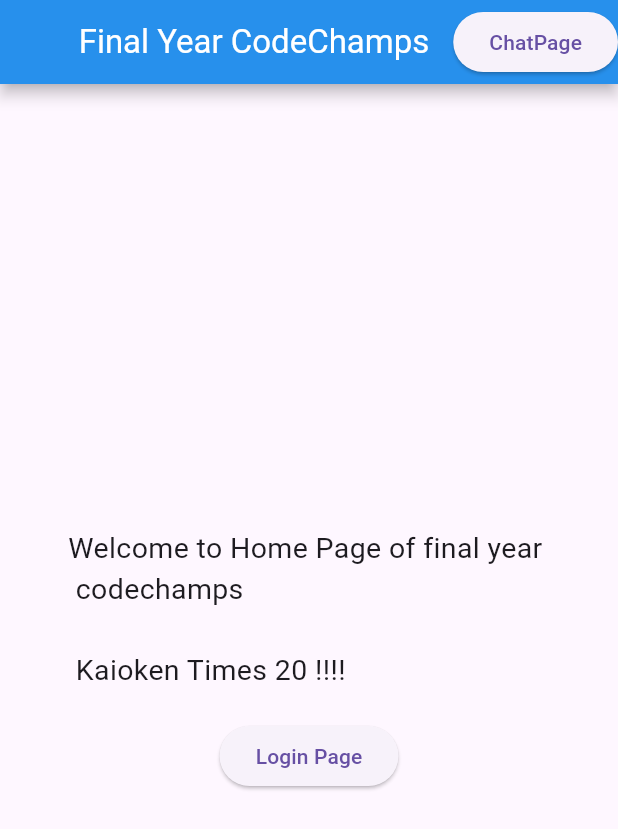
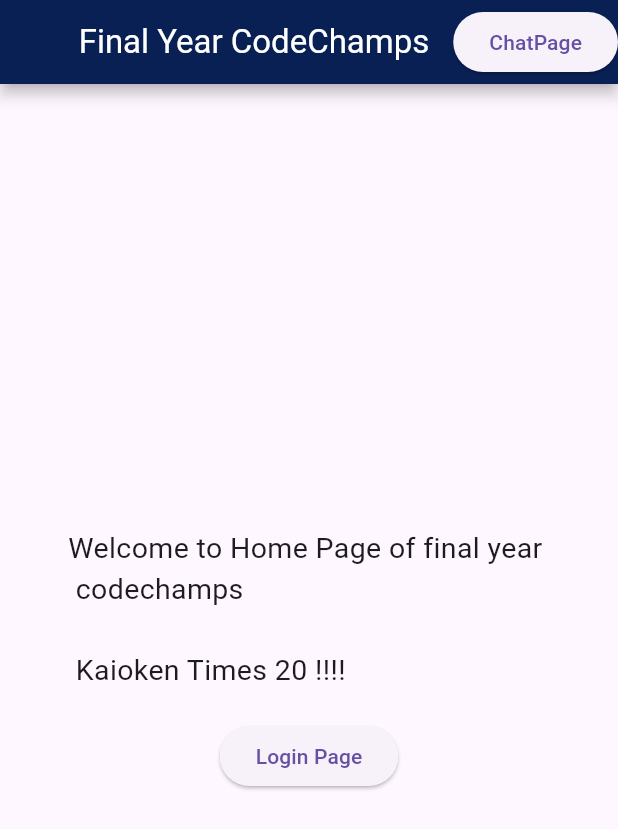
Before and after one commit to Shayan-Sen/final_year_codechamps_2, a Flutter app: the HomePage screen opened directly, on a phone screen of 412 x 824 dp. Shown: the top 829 px of the screen. Run offline on Flutter 3.47's test engine with Material 3 defaults, Android fonts, the light colour scheme and no system bars; our stand-ins replace firebase_core, google_generative_ai; missing offline and left inert: flutter_ai_toolkit; accounts and stored records are empty.

Commit message:
modified chatbot 0

```diff
--- a/lib/widgets/jycappbar.dart
+++ b/lib/widgets/jycappbar.dart
@@ -10,7 +10,7 @@ class JycAppbar extends StatelessWidget implements PreferredSizeWidget{
     return AppBar(
       centerTitle: true,
       foregroundColor: Colors.white,
-      backgroundColor: Colors.blue,
+      backgroundColor: Color(0xFF001B4D),
       shadowColor: Colors.black,
       elevation: 4,
       title: Text(data),
```
Also changed, not shown: lib/pages/chatpage.dart (+20 -5 lines).
